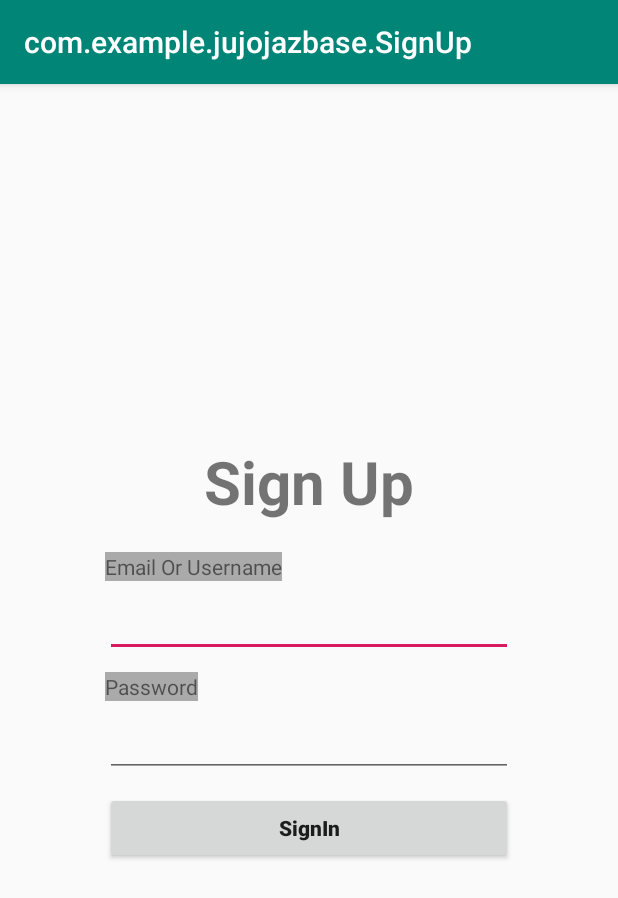
After one commit to KevinAS28/Jujojaz-APP, an Android app: the SignUp screen opened directly, with no data from a screen before it, on a phone screen of 412 x 824 dp. The commit adds this screen. Shown: the top 898 px of the screen. Run offline under Robolectric (Android 15) with nearby library versions, the phone set to English and light mode, and no system bars.

Commit message:
Menambah activity sign up dan memperbarui android manifest

```diff
--- a/App-Android Studio/JujojazBase/app/src/main/AndroidManifest.xml
+++ b/App-Android Studio/JujojazBase/app/src/main/AndroidManifest.xml
@@ -8,7 +8,8 @@
         android:roundIcon="@mipmap/ic_launcher_round"
         android:supportsRtl="true"
         android:theme="@style/AppTheme">
-        <activity android:name=".AddVehicle"/>
+        <activity android:name=".SignUp"></activity>
+        <activity android:name=".AddVehicle" />
         <activity
             android:name=".EditVehicle"
             android:theme="@style/AppTheme.NoActionBar" />
@@ -16,14 +17,16 @@
             <intent-filter>
                 <action android:name="android.intent.action.SEARCH" />
             </intent-filter>
+
             <meta-data
                 android:name="android.app.searchable"
                 android:resource="@xml/searchable" />
         </activity>
         <activity android:name=".EmailConfirmation" />
-        <activity android:name=".Auth" >
+        <activity android:name=".Auth">
             <intent-filter>
                 <action android:name="android.intent.action.MAIN" />
+
                 <category android:name="android.intent.category.LAUNCHER" />
             </intent-filter>
         </activity>
--- /dev/null
+++ b/App-Android Studio/JujojazBase/app/src/main/java/com/example/jujojazbase/SignUp.java
@@ -0,0 +1,14 @@
+package com.example.jujojazbase;
+
+import androidx.appcompat.app.AppCompatActivity;
+
+import android.os.Bundle;
+
+public class SignUp extends AppCompatActivity {
+
+    @Override
+    protected void onCreate(Bundle savedInstanceState) {
+        super.onCreate(savedInstanceState);
+        setContentView(R.layout.activity_sign_up);
+    }
+}
--- /dev/null
+++ b/App-Android Studio/JujojazBase/app/src/main/res/layout/activity_sign_up.xml
@@ -0,0 +1,64 @@
+<?xml version="1.0" encoding="utf-8"?>
+<LinearLayout xmlns:android="http://schemas.android.com/apk/res/android"
+    xmlns:tools="http://schemas.android.com/tools"
+    android:layout_width="match_parent"
+    android:layout_height="match_parent"
+    android:orientation="vertical"
+    android:layout_marginLeft="70dp"
+    android:layout_marginRight="70dp"
+    android:gravity="center"
+    tools:context=".Auth">
+
+    <TextView
+        android:id="@+id/signUpTextV"
+        android:layout_width="match_parent"
+        android:layout_height="wrap_content"
+        android:text="@string/signUpV"
+        android:textAlignment="center"
+        android:textSize="40sp"
+        android:textStyle="bold"
+        android:layout_marginBottom="20dp"/>
+
+    <TextView
+        android:id="@+id/signUpEmailText"
+        android:layout_width="wrap_content"
+        android:layout_height="wrap_content"
+        android:text="@string/emailText"
+        android:layout_gravity="left|start"
+        android:background="@android:color/darker_gray"
+        android:layout_marginBottom="5dp"
+        tools:ignore="RtlHardcoded" />
+
+    <EditText
+        android:id="@+id/emailEText"
+        android:layout_width="match_parent"
+        android:layout_height="wrap_content"
+        android:layout_marginBottom="10dp"/>
+
+    <TextView
+        android:id="@+id/passText"
+        android:layout_width="wrap_content"
+        android:layout_height="wrap_content"
+        android:text="@string/passText"
+        android:layout_gravity="left|start"
+        android:background="@android:color/darker_gray"
+        android:layout_marginBottom="5dp"
+        tools:ignore="RtlHardcoded" />
+
+    <EditText
+        android:id="@+id/signUpPassEText"
+        android:layout_width="match_parent"
+        android:layout_height="wrap_content"
+        android:inputType="textPassword"
+        android:layout_marginBottom="10dp"/>
+
+    <Button
+        android:id="@+id/signUpBtn"
+        android:layout_width="match_parent"
+        android:layout_height="wrap_content"
+        android:text="@string/SignUp"
+        android:textStyle="bold"
+        android:textAllCaps="false"
+        android:layout_marginBottom="10dp"/>
+
+</LinearLayout>
--- a/App-Android Studio/JujojazBase/app/src/main/res/values/strings.xml
+++ b/App-Android Studio/JujojazBase/app/src/main/res/values/strings.xml
@@ -19,4 +19,6 @@
     <string name="textDontHave">Don\'t have an account?</string>
     <string name="textSignUp">Sign Up</string>
     <string name="textForgotPass">Forgot Password</string>
+    <string name="SignUp">SignIn</string>
+    <string name="signUpV">Sign Up</string>
 </resources>
```
